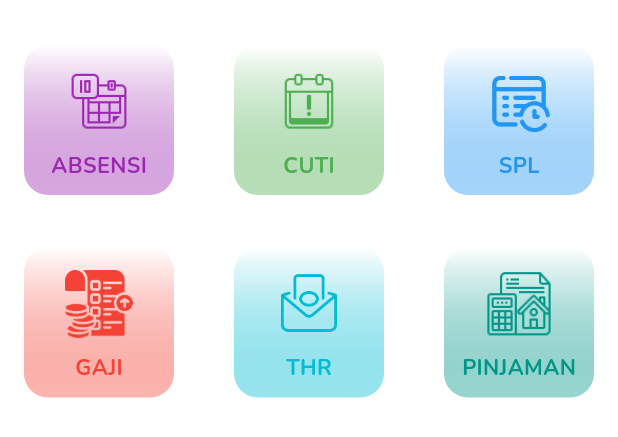
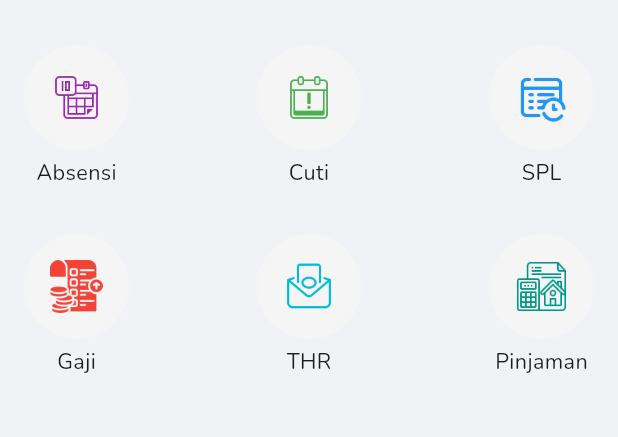
Before and after one commit to chabibnr/android-sidnet, a Flutter app: the ServicesSection widget shown alone on an empty page, opened directly, on a phone screen of 412 x 824 dp. Shown: the top 437 px of the screen. Run offline on Flutter 3.47's test engine with Material 3 defaults, Android fonts, the phone set to English and light mode, and no system bars; our stand-ins replace another_flushbar, bloc, camera, chopper, equatable, flutter_bloc and 10 more; missing offline and left inert: form_builder_file_picker, month_year_picker; generated files the repository leaves out were written again; network calls fail.

Commit message:
update dashboard style

```diff
--- a/lib/modules/main/screen/service_section.dart
+++ b/lib/modules/main/screen/service_section.dart
@@ -99,6 +99,41 @@ class ServicesSection extends StatelessWidget {
             children: [
               Stack(alignment: Alignment.center, children: [
                 Container(
+                  width: 70,
+                  height: 70,
+                  decoration: BoxDecoration(color: serviceColor, borderRadius: BorderRadius.circular(50)),
+                ),
+                ImageIcon(
+                  AssetImage(
+                    serviceIcon,
+                  ),
+                  color: serviceImageColor,
+                  size: 35,
+                )
+              ]),
+              const SizedBox(
+                height: 5,
+              ),
+              Text(
+                service,
+                style: GoogleFonts.nunito(textStyle: TextStyle(fontSize: MediaQuery.of(context).size.width * 0.035)),
+              )
+            ],
+          )
+        ],
+      ),
+    );
+  }
+
+  InkWell buildServicesx(context, String service, String serviceIcon, Color serviceColor, Color serviceImageColor, Function onPressed) {
+    return InkWell(
+      onTap: () => onPressed(),
+      child: Column(
+        children: [
+          Column(
+            children: [
+              Stack(alignment: Alignment.center, children: [
+                Container(
                   width: 100,
                   height: 100,
                   decoration: BoxDecoration(
```
Also changed, not shown: lib/main.dart (+16 -2 lines), lib/modules/absensi/screen/absensi_widget_screen.dart (+12 -19 lines), lib/modules/main/screen/main_screen.dart (+1 -12 lines).
